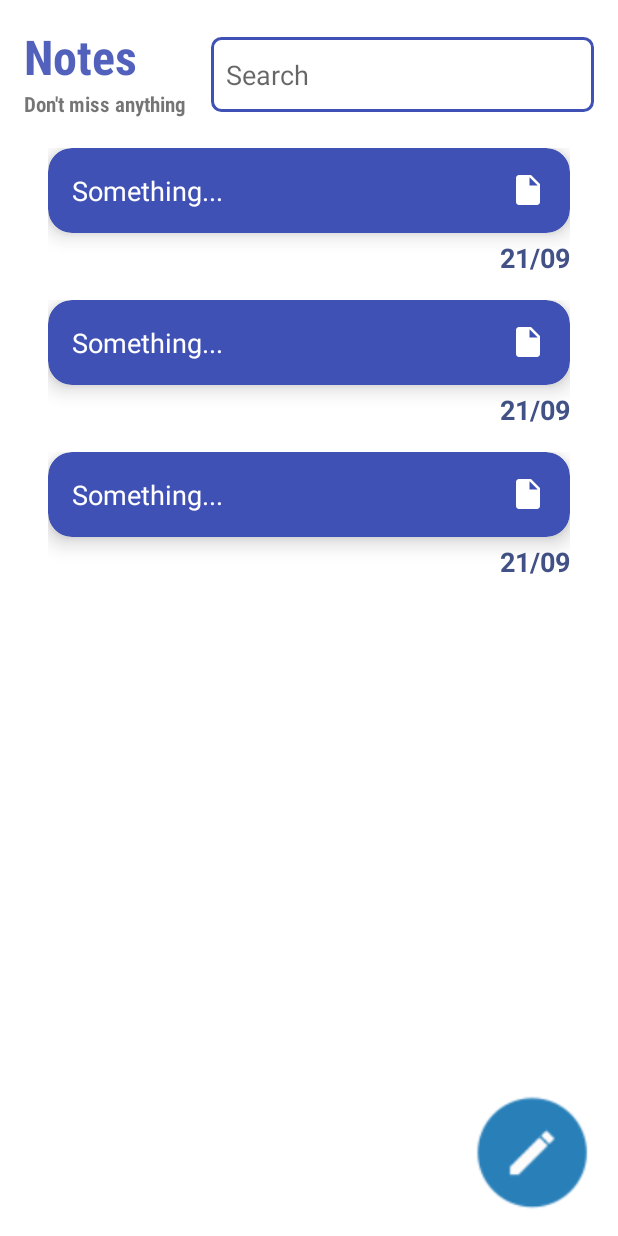
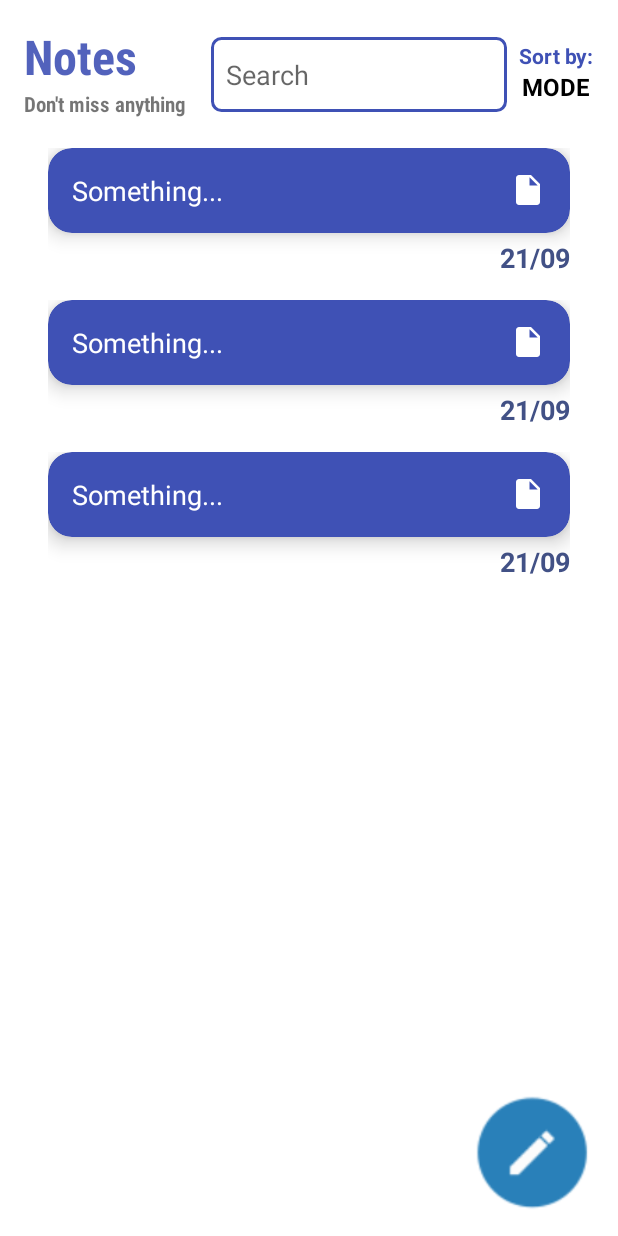
Before and after one commit to OlloshukurAnvarov/Notes, an Android app: the layout fragment_main.xml on its own in the app's theme, with its tools: preview values and no code run, on a phone screen of 412 x 824 dp. Run offline under Robolectric (Android 15) with nearby library versions, the light colour scheme and no system bars.

Commit message:
sort qo'shildi

```diff
--- a/app/src/main/java/com/leaf/notes/fragment/MainFragment.kt
+++ b/app/src/main/java/com/leaf/notes/fragment/MainFragment.kt
@@ -12,6 +12,7 @@ import com.leaf.notes.adapter.NoteAdapter
 import com.leaf.notes.database.DataBase
 import com.leaf.notes.databinding.FragmentMainBinding
 import com.leaf.notes.model.Note
+import java.util.Collections
 
 class MainFragment : Fragment(R.layout.fragment_main) {
     private val binding: FragmentMainBinding by viewBinding()
@@ -26,6 +27,20 @@ class MainFragment : Fragment(R.layout.fragment_main) {
         }
         data = database.noteDao().notes() as ArrayList<Note>
         binding.recycler.adapter = adapter
+        binding.sortMode.setOnClickListener {
+            if (binding.sortMode.text.toString() == "DATE") {
+                binding.sortMode.setText("MODE")
+                data.clear()
+                data.addAll(database.noteDao().notes() as ArrayList<Note>)
+            }
+            else {
+                binding.sortMode.setText("DATE")
+                data.clear()
+                data.addAll(database.noteDao().notes() as ArrayList<Note>)
+                data.reverse()
+            }
+            adapter.notifyDataSetChanged()
+        }
 
         adapter.setOnClickListener { i ->
             parentFragmentManager.beginTransaction().setReorderingAllowed(true)
--- a/app/src/main/res/layout/fragment_main.xml
+++ b/app/src/main/res/layout/fragment_main.xml
@@ -39,23 +39,51 @@
                 android:textStyle="bold" />
 
         </LinearLayout>
+
         <EditText
+            android:id="@+id/search"
+            android:layout_width="0dp"
+            android:layout_height="50dp"
+            android:layout_gravity="bottom"
+            android:layout_marginEnd="8dp"
+            android:layout_marginBottom="2dp"
+            android:layout_weight="1"
+            android:background="@drawable/edt_stroke"
+            android:hint="Search"
+            android:paddingLeft="10dp" />
+
+        <LinearLayout
+            android:layout_width="wrap_content"
+            android:orientation="vertical"
+            android:paddingTop="27dp"
+            android:layout_marginEnd="16dp"
+            android:layout_height="match_parent">
+
+            <TextView
+                android:layout_width="wrap_content"
+                android:layout_height="wrap_content"
+                android:text="Sort by:"
+                android:textColor="?colorSecondary"
+                android:textStyle="bold" />
+            <TextView
                 android:layout_width="match_parent"
-                android:layout_marginEnd="16dp"
-                android:layout_height="50dp"
-                android:hint="Search"
-                android:layout_gravity="bottom"
-                android:id="@+id/search"
-                android:layout_marginBottom="2dp"
-                android:paddingLeft="10dp"
-                android:background="@drawable/edt_stroke"/>
+                android:layout_height="wrap_content"
+                android:text="MODE"
+                android:textColor="#000000"
+                android:id="@+id/sortMode"
+                android:gravity="center_horizontal"
+                android:textStyle="bold"
+                android:textSize="16dp"
+                />
+        </LinearLayout>
+
 
         </LinearLayout>
 
         <LinearLayout
             android:layout_width="match_parent"
+            android:layout_height="match_parent"
             android:layout_marginHorizontal="16dp"
-            android:layout_height="match_parent"
             android:layout_marginVertical="4dp"
             android:orientation="vertical">
 
```
Lines whose indentation alone changed are shown as unchanged.
